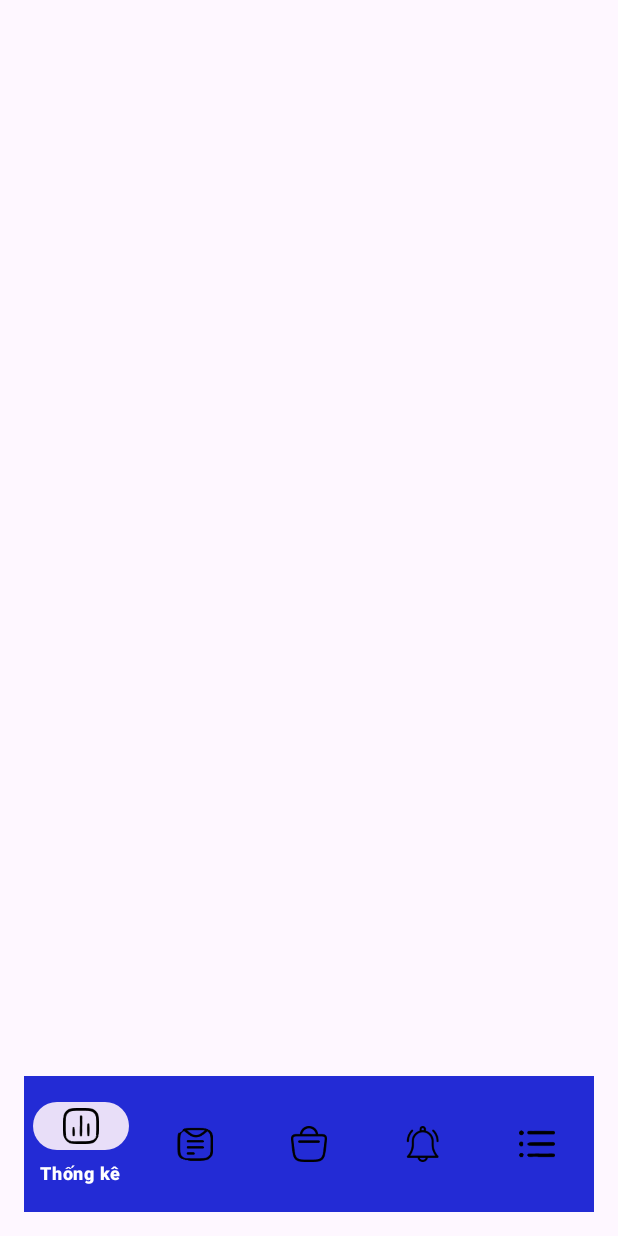
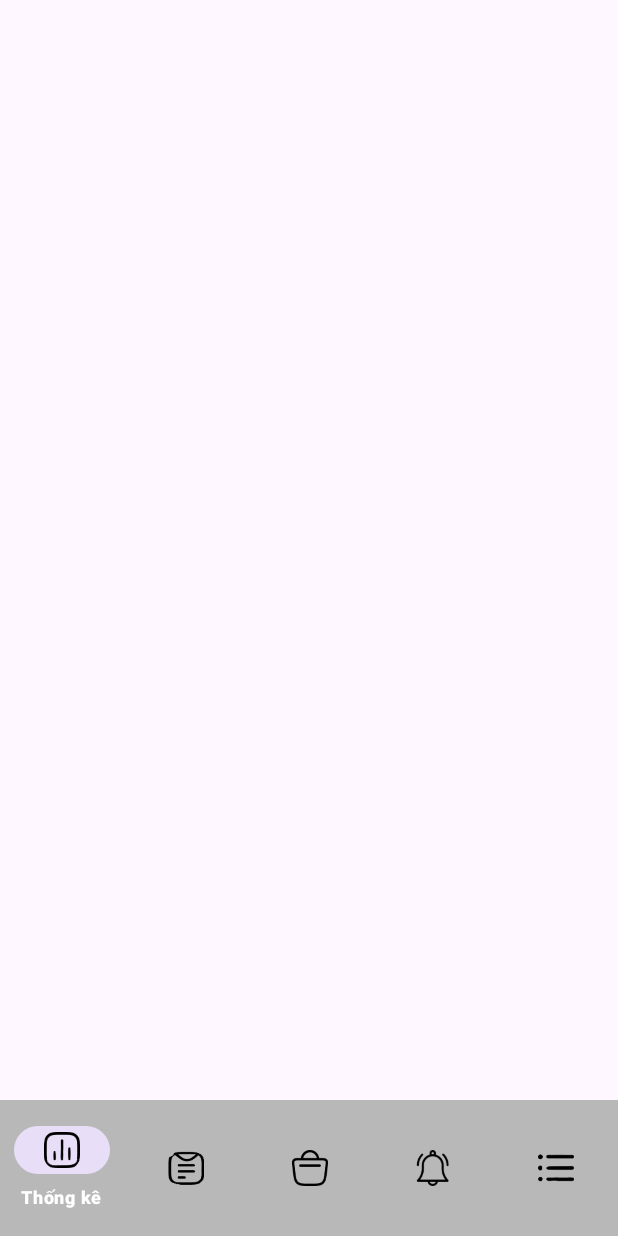
Before and after one commit to thang-nguyen-coder/QLKH_team3, an Android app: the Layout screen opened directly, with no data from a screen before it, on a phone screen of 412 x 824 dp. Run offline under Robolectric (Android 15) with nearby library versions, the phone set to English and light mode, and no system bars.

Commit message:
Giang vu

```diff
--- a/app/src/main/java/com/example/khomaster/screens/RegisterActivity.java
+++ b/app/src/main/java/com/example/khomaster/screens/RegisterActivity.java
@@ -84,7 +84,7 @@ public class RegisterActivity extends AppCompatActivity {
                     return;
                 }
                 if (!isValidPhoneNumber(number)) {
-                    Toast.makeText(RegisterActivity.this, "Số điện thoại không hợp lệ", Toast.LENGTH_SHORT).show();
+                    Toast.makeText(RegisterActivity.this, "Số điện thoại phải có từ 10 đến 12 số", Toast.LENGTH_SHORT).show();
                     return;
                 }
                 if (!pass.trim().equals(nlpass)){
@@ -122,7 +122,7 @@ public class RegisterActivity extends AppCompatActivity {
     // Hàm kiểm tra định dạng số điện thoại
     private boolean isValidPhoneNumber(String phoneNumber) {
         // Biểu thức chính quy đơn giản cho số điện thoại (số từ 10 đến 12 chữ số)
-        String phoneRegex = "^0[0-9]{10,12}$";
+        String phoneRegex = "^0[0-9]{9,11}$";
         return phoneNumber.matches(phoneRegex);
     }
 
--- a/app/src/main/res/layout/activity_layout.xml
+++ b/app/src/main/res/layout/activity_layout.xml
@@ -18,12 +18,11 @@
         android:layout_width="match_parent"
         android:layout_height="wrap_content"
         android:layout_gravity="bottom"
-        android:layout_margin="16dp"
-        android:background="#232BD5"
+        android:background="#B8B8B8"
         android:paddingTop="5dp"
         android:paddingBottom="5dp"
         app:itemIconTint="@color/black"
-        app:itemTextColor="@color/white"
+        app:itemTextColor="#FFFFFF"
         app:labelVisibilityMode="selected"
         app:menu="@menu/menu"
         />
```
